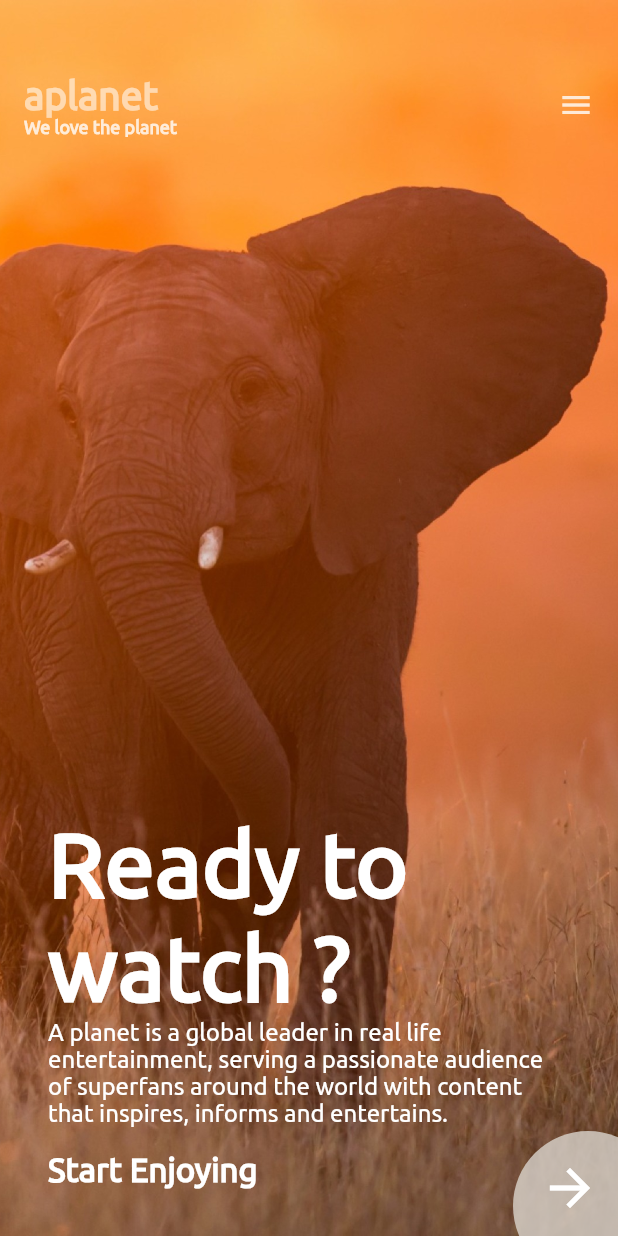
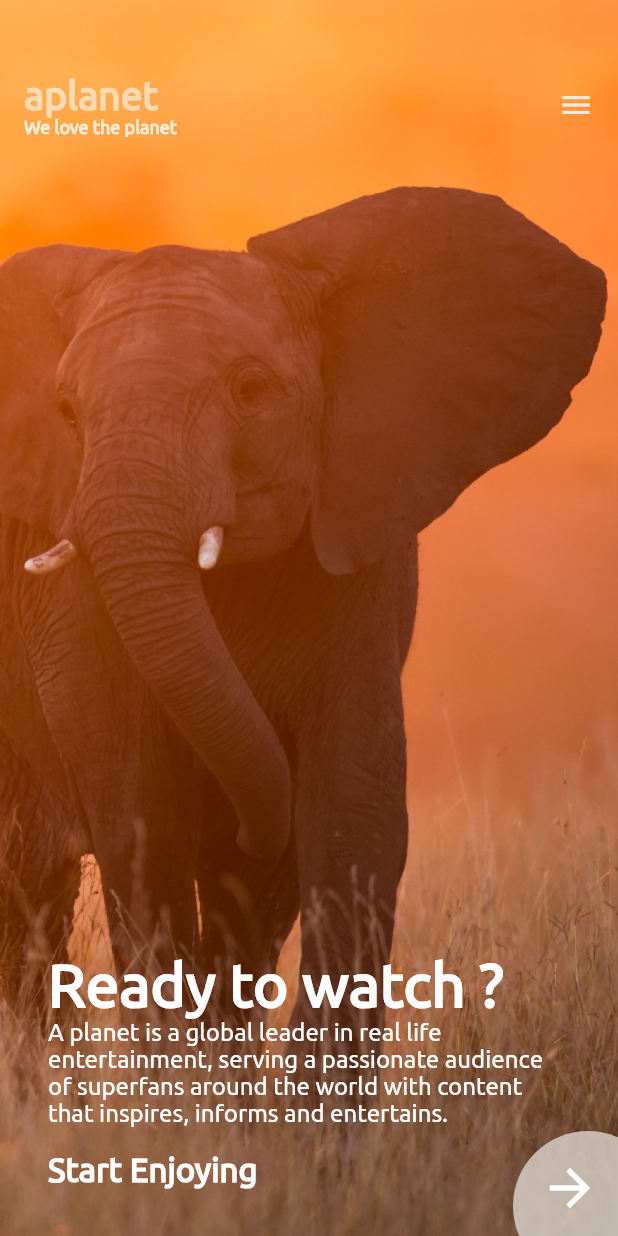
Before and after one commit to Apsaravigamage/Animal_Planet_App, a Flutter app: the screen it shows after launch, on a phone screen of 412 x 824 dp. Run offline on Flutter 3.47's test engine with Material 2 defaults, Android fonts, the phone set to English and light mode, and no system bars; project files that could hold a hidden picture were left out.

```diff
--- a/lib/screens/choose_plan_screen.dart
+++ b/lib/screens/choose_plan_screen.dart
@@ -1,5 +1,6 @@
 
 import 'package:animal_planet_app/common/custom_app_bar.dart';
+import 'package:animal_planet_app/screens/dashboard_screen.dart';
 import 'package:flutter/material.dart';
 import 'package:animal_planet_app/utlls/string.dart';
 import 'package:animal_planet_app/utlls/text_styles.dart';
@@ -60,7 +61,7 @@ class ChoosePlanScreen extends StatelessWidget {
               onTap: () {
                 Navigator.of(context).push(
                   MaterialPageRoute(
-                    builder: (context) => ChoosePlanScreen(),
+                    builder: (context) => DashboardScreen(),
                   ),
                 );
               },
--- a/lib/utlls/string.dart
+++ b/lib/utlls/string.dart
@@ -14,6 +14,14 @@ class Strings {
   static const String sixMonthSubscription  = "6 month subscription";
   static const String welcomeToAPlanet  = "Welcome to new APlanet";
   static const String relatedToYou  = "Related to You";
+  static const String lifeWithATiger  = "Life with a Tiger";
+  static const String wildAnimals  = "Wild Animals";
+  static const String quickCategories = "Quick Categorise";
+  static const String bear  = "BEAR";
+  static const String lion  = "LION";
+  static const String reptiles  = "REPTILES";
+  static const String pets  = "PETS";
+  static const String lorenIpsum  = "Lorem ipsum dolor sit amet, consectetur adiphkkk,uiodi,hk,ieuie.heifedododhe.hfkefj.heijoeh hifiej uhied ijijd eijek efjk ";
 
 
 }
--- a/lib/utlls/text_styles.dart
+++ b/lib/utlls/text_styles.dart
@@ -17,7 +17,7 @@ class TextStyles {
      fontFamily: 'Ubuntu',
    );
     static final TextStyle bigHeaderTextStyle = TextStyle(
-     fontSize: 60,
+     fontSize: 40,
      fontWeight: FontWeight.w900,
      color: Colors.white,
      fontFamily: 'Ubuntu',
@@ -52,4 +52,17 @@ class TextStyles {
      color: Colors.white,
      fontFamily: 'Ubuntu',
    );
+   static final TextStyle titleTextStyle = TextStyle(
+     fontSize: 24,
+     fontWeight: FontWeight.w700,
+     color: Colors.white,
+     fontFamily: 'Ubuntu',
+   );
+   static final TextStyle body2TextStyle = TextStyle(
+     fontSize: 16,
+     letterSpacing: 1.3,
+     fontWeight: FontWeight.w400,
+     color: Colors.white.withOpacity(0.5),
+     fontFamily: 'Ubuntu',
+   );
  }
```
Also changed, not shown: lib/screens/dashboard_screen.dart (+89 -3 lines).
